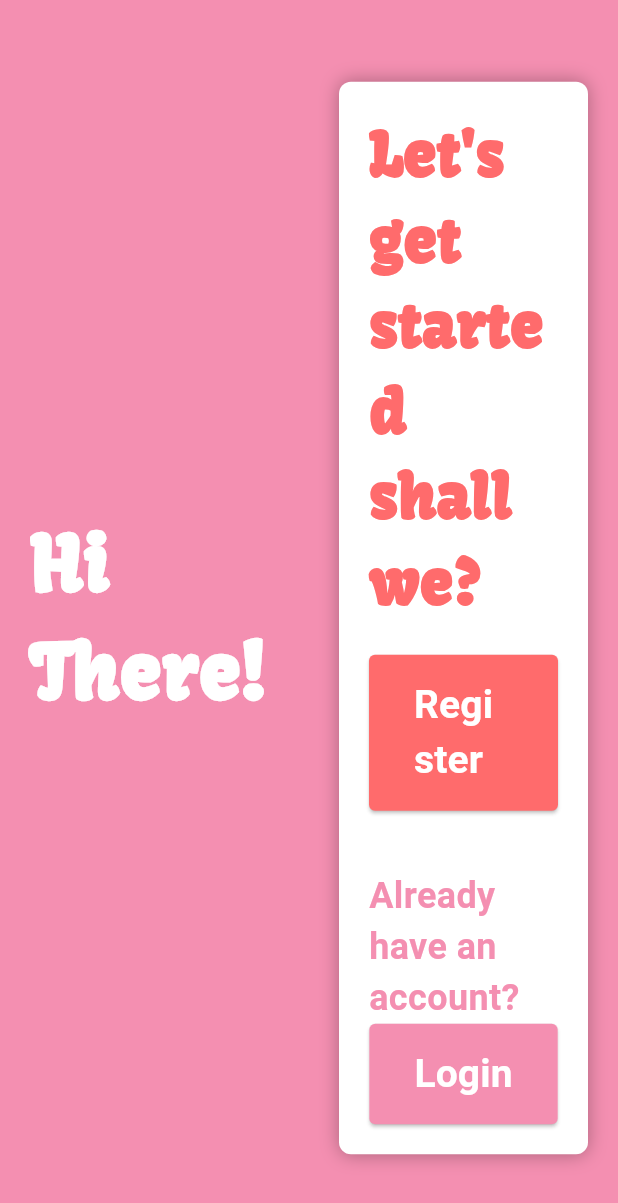
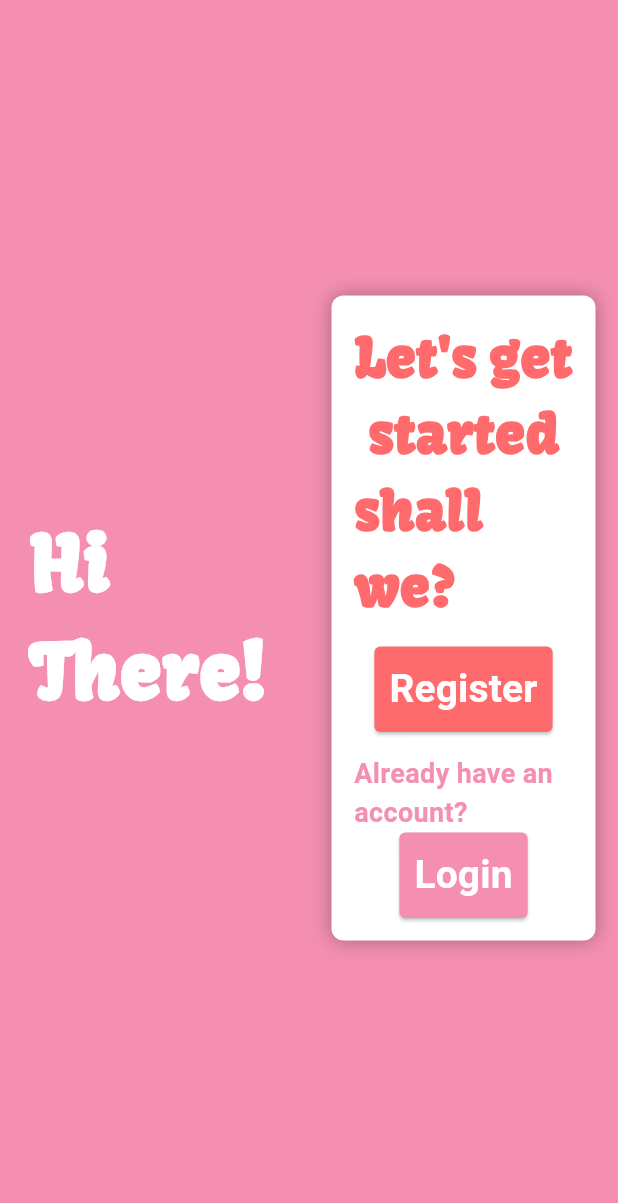
Before and after one commit to PBP-D05/bookmates_mobile, a Flutter app: the screen it shows after launch, on a phone screen of 412 x 824 dp. Shown: the top 1203 px of the screen. Run offline on Flutter 3.47's test engine with Material 3 defaults, Android fonts, the phone set to English and light mode, and no system bars; our stand-ins replace flutter_rating_bar; missing offline and left inert: pbp_django_auth.

Commit message:
home pixel overflow fixed2

```diff
--- a/lib/LoginRegister/screens/home.dart
+++ b/lib/LoginRegister/screens/home.dart
@@ -20,13 +20,13 @@ class HomeScreen extends StatelessWidget {
           child: SingleChildScrollView(
           child: Row(
             children: [
-              Expanded(
+               const Expanded(
                 child: Column(
                   crossAxisAlignment: CrossAxisAlignment.start,
                   mainAxisAlignment: MainAxisAlignment.center,
                   children: [
                     Padding(
-                      padding: const EdgeInsets.all(20.0),
+                      padding:  EdgeInsets.all(20.0),
                       child: Column(
                         crossAxisAlignment: CrossAxisAlignment.start,
                         children: [
@@ -69,29 +69,46 @@ class HomeScreen extends StatelessWidget {
                     ],
                   ),
                   width: double.infinity,
-                  margin: const EdgeInsets.all(20),
-                  padding: const EdgeInsets.all(20),
+                  margin: const EdgeInsets.all(15),
+                  padding: const EdgeInsets.all(15),
                   child: Column(
                     mainAxisAlignment: MainAxisAlignment.center,
                     children: [
-                      Row(
+                      const Row(
                         children: [
                           Expanded(
                             child: Center(
                             child: Text(
-                        "Let's get started",
+                        "Let's get",
                         style: TextStyle(
                           color: Color(0xFFFF6B6C),
                           fontFamily: 'Kavoon',
                           fontWeight: FontWeight.bold,
-                          fontSize: 40,
+                          fontSize: 36,
                         ),
                       ),
                           ),
                           ),
                         ],
                       ),
-                      Row(
+                      const Row(
+                        children: [
+                          Expanded(
+                            child: Center(
+                            child: Text(
+                        "started",
+                        style: TextStyle(
+                          color: Color(0xFFFF6B6C),
+                          fontFamily: 'Kavoon',
+                          fontWeight: FontWeight.bold,
+                          fontSize: 36,
+                        ),
+                      ),
+                          ),
+                          ),
+                        ],
+                      ),
+                      const Row(
                         children: [
                           Expanded(
                             child: Center(
@@ -101,14 +118,14 @@ class HomeScreen extends StatelessWidget {
                           color: Color(0xFFFF6B6C),
                           fontFamily: 'Kavoon',
                           fontWeight: FontWeight.bold,
-                          fontSize: 40,
+                          fontSize: 36,
                         ),
                       ),
                           ),
                           ),
                         ],
                       ),
-                      SizedBox(height: 20),
+                      SizedBox(height: 15),
                       ElevatedButton(
                         onPressed: () {
                           // Navigate to the register page
@@ -118,7 +135,7 @@ class HomeScreen extends StatelessWidget {
                         },
                         style: ElevatedButton.styleFrom(
                           backgroundColor: Color(0xFFFF6B6C),
-                          padding: EdgeInsets.symmetric(vertical: 15, horizontal: 30),
+                          padding: EdgeInsets.symmetric(vertical: 10, horizontal: 10),
                           shape: RoundedRectangleBorder(
                             borderRadius: BorderRadius.circular(4),
                           ),
@@ -132,14 +149,23 @@ class HomeScreen extends StatelessWidget {
                           ),
                         ),
                       ),
-                      SizedBox(height: 40),
-                      Text(
+                      SizedBox(height: 15),
+                      Row(
+                        mainAxisAlignment: MainAxisAlignment.center,
+                      children: [
+                        Expanded(
+                        child: Center(
+                          child: Text(
                         "Already have an account?",
                         style: TextStyle(
                           color: Colors.pink.shade200,
-                          fontSize: 24,
+                          fontSize: 18,
                           fontWeight: FontWeight.bold,
                         ),
+                      ),
+                        ),
+                        ),
+                      ],
                       ),
                       ElevatedButton(
                         onPressed: () {
@@ -150,7 +176,7 @@ class HomeScreen extends StatelessWidget {
                         },
                         style: ElevatedButton.styleFrom(
                           backgroundColor: Colors.pink.shade200,
-                          padding: EdgeInsets.symmetric(vertical: 15, horizontal: 30),
+                          padding: EdgeInsets.symmetric(vertical: 10, horizontal: 10),
                           shape: RoundedRectangleBorder(
                             borderRadius: BorderRadius.circular(4),
                           ),
```
